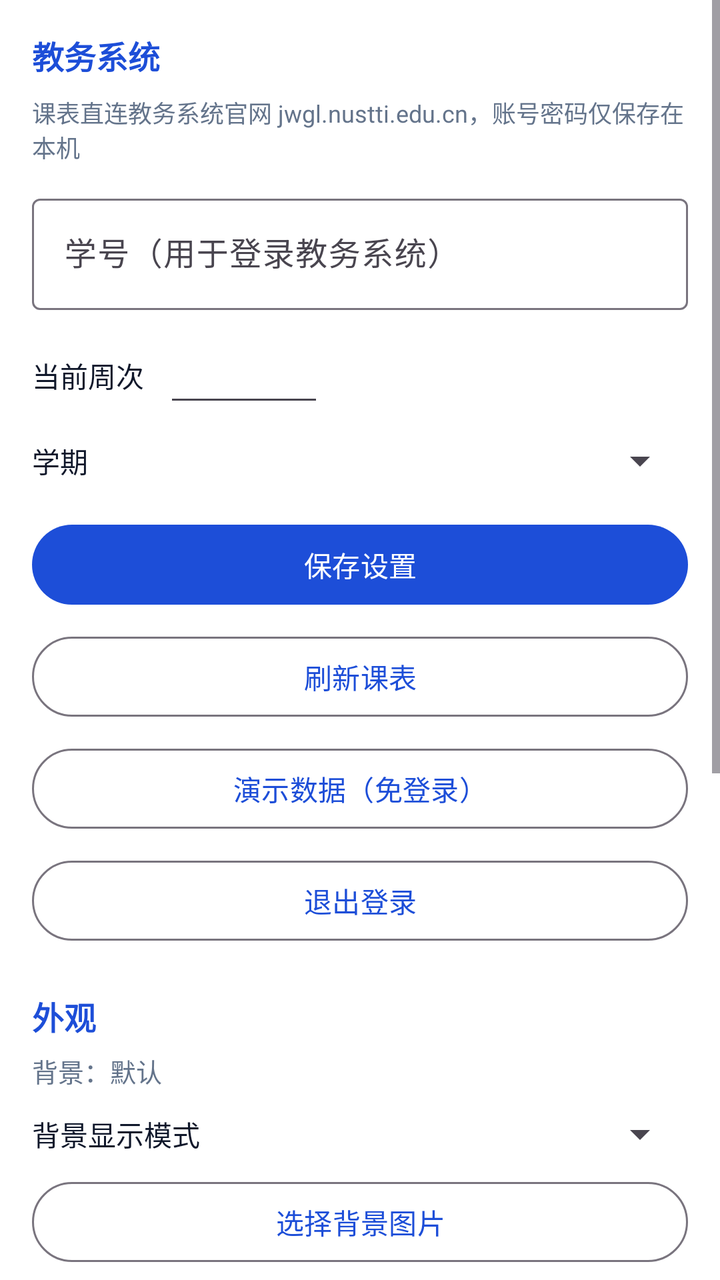
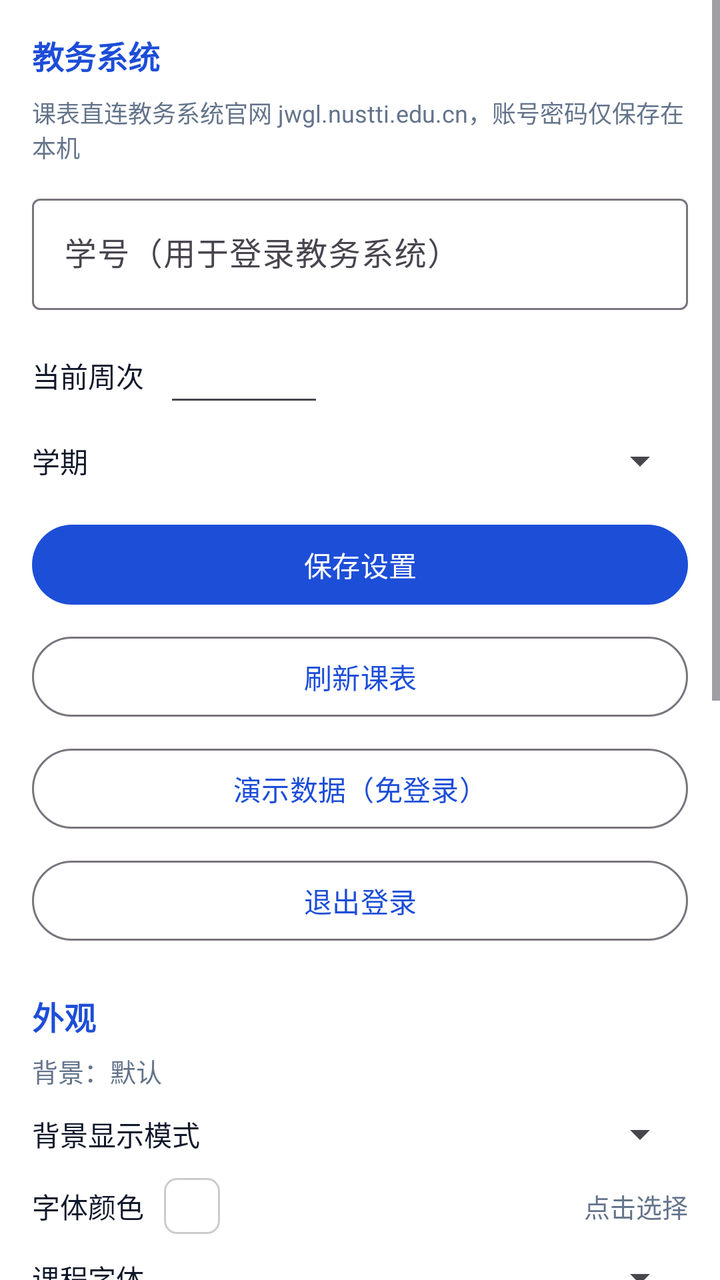

An Android layout rendered at two revisions. The XML below is the earlier revision; the diff shows what the commit changed to produce the second picture.
<!-- AndroidManifest.xml: application theme Theme.NusttiTimetable -->
<!-- res/layout/fragment_settings.xml -->
<?xml version="1.0" encoding="utf-8"?>
<ScrollView xmlns:android="http://schemas.android.com/apk/res/android"
    android:layout_width="match_parent"
    android:layout_height="match_parent"
    android:background="@color/surface">

    <LinearLayout
        android:layout_width="match_parent"
        android:layout_height="wrap_content"
        android:orientation="vertical"
        android:padding="16dp">

        <TextView
            android:layout_width="wrap_content"
            android:layout_height="wrap_content"
            android:text="教务系统"
            android:textColor="@color/brand"
            android:textSize="16sp"
            android:textStyle="bold" />

        <TextView
            android:layout_width="match_parent"
            android:layout_height="wrap_content"
            android:layout_marginTop="8dp"
            android:text="@string/tip_jwgl"
            android:textColor="@color/text_secondary"
            android:textSize="12sp" />

        <com.google.android.material.textfield.TextInputLayout
            android:layout_width="match_parent"
            android:layout_height="wrap_content"
            android:layout_marginTop="12dp"
            android:hint="学号（用于登录教务系统）">

            <com.google.android.material.textfield.TextInputEditText
                android:id="@+id/etStudentId"
                android:layout_width="match_parent"
                android:layout_height="wrap_content"
                android:inputType="text"
                android:singleLine="true" />
        </com.google.android.material.textfield.TextInputLayout>

        <LinearLayout
            android:layout_width="match_parent"
            android:layout_height="wrap_content"
            android:layout_marginTop="12dp"
            android:gravity="center_vertical"
            android:orientation="horizontal">

            <TextView
                android:layout_width="wrap_content"
                android:layout_height="wrap_content"
                android:text="当前周次"
                android:textColor="@color/text_primary"
                android:textSize="14sp" />

            <EditText
                android:id="@+id/etWeek"
                android:layout_width="80dp"
                android:layout_height="wrap_content"
                android:layout_marginStart="10dp"
                android:inputType="number"
                android:singleLine="true" />

            <TextView
                android:id="@+id/tvWeekRange"
                android:layout_width="0dp"
                android:layout_height="wrap_content"
                android:layout_marginStart="10dp"
                android:layout_weight="1"
                android:textColor="@color/text_secondary"
                android:textSize="12sp" />
        </LinearLayout>

        <LinearLayout
            android:layout_width="match_parent"
            android:layout_height="wrap_content"
            android:layout_marginTop="10dp"
            android:gravity="center_vertical"
            android:orientation="horizontal">

            <TextView
                android:layout_width="wrap_content"
                android:layout_height="wrap_content"
                android:text="学期"
                android:textColor="@color/text_primary"
                android:textSize="14sp" />

            <Spinner
                android:id="@+id/spTerm"
                android:layout_width="0dp"
                android:layout_height="wrap_content"
                android:layout_marginStart="10dp"
                android:layout_weight="1" />
        </LinearLayout>

        <Button
            android:id="@+id/btnSave"
            android:layout_width="match_parent"
            android:layout_height="wrap_content"
            android:layout_marginTop="16dp"
            android:text="@string/action_save"
            android:textAllCaps="false" />

        <Button
            android:id="@+id/btnRefresh"
            style="?attr/materialButtonOutlinedStyle"
            android:layout_width="match_parent"
            android:layout_height="wrap_content"
            android:layout_marginTop="8dp"
            android:text="@string/action_refresh"
            android:textAllCaps="false" />

        <Button
            android:id="@+id/btnDemo"
            style="?attr/materialButtonOutlinedStyle"
            android:layout_width="match_parent"
            android:layout_height="wrap_content"
            android:layout_marginTop="8dp"
            android:text="@string/action_demo"
            android:textAllCaps="false" />

        <Button
            android:id="@+id/btnLogout"
            style="?attr/materialButtonOutlinedStyle"
            android:layout_width="match_parent"
            android:layout_height="wrap_content"
            android:layout_marginTop="8dp"
            android:text="@string/action_logout"
            android:textAllCaps="false" />

        <TextView
            android:layout_width="wrap_content"
            android:layout_height="wrap_content"
            android:layout_marginTop="22dp"
            android:text="外观"
            android:textColor="@color/brand"
            android:textSize="16sp"
            android:textStyle="bold" />

        <TextView
            android:id="@+id/tvBgStatus"
            android:layout_width="match_parent"
            android:layout_height="wrap_content"
            android:layout_marginTop="6dp"
            android:text="背景：默认"
            android:textColor="@color/text_secondary"
            android:textSize="13sp" />

        <LinearLayout
            android:layout_width="match_parent"
            android:layout_height="wrap_content"
            android:layout_marginTop="10dp"
            android:gravity="center_vertical"
            android:orientation="horizontal">

            <TextView
                android:layout_width="wrap_content"
                android:layout_height="wrap_content"
                android:text="背景显示模式"
                android:textColor="@color/text_primary"
                android:textSize="14sp" />

            <Spinner
                android:id="@+id/spBgMode"
                android:layout_width="0dp"
                android:layout_height="wrap_content"
                android:layout_marginStart="10dp"
                android:layout_weight="1" />
        </LinearLayout>

        <Button
            android:id="@+id/btnPickBackground"
            style="?attr/materialButtonOutlinedStyle"
            android:layout_width="match_parent"
            android:layout_height="wrap_content"
            android:layout_marginTop="8dp"
            android:text="选择背景图片"
            android:textAllCaps="false" />

        <Button
            android:id="@+id/btnResetBackground"
            style="?attr/materialButtonOutlinedStyle"
            android:layout_width="match_parent"
            android:layout_height="wrap_content"
            android:layout_marginTop="8dp"
            android:text="恢复默认背景"
            android:textAllCaps="false" />

        <LinearLayout
            android:layout_width="match_parent"
            android:layout_height="wrap_content"
            android:layout_marginTop="14dp"
            android:gravity="center_vertical"
            android:orientation="horizontal">

            <TextView
                android:layout_width="wrap_content"
                android:layout_height="wrap_content"
                android:text="课程块透明度"
                android:textColor="@color/text_primary"
                android:textSize="14sp" />

            <TextView
                android:id="@+id/tvBlockAlpha"
                android:layout_width="wrap_content"
                android:layout_height="wrap_content"
                android:layout_marginStart="8dp"
                android:text="85%"
                android:textColor="@color/text_secondary"
                android:textSize="13sp" />

            <View
                android:layout_width="0dp"
                android:layout_height="1dp"
                android:layout_weight="1" />

            <TextView
                android:id="@+id/btnResetBlockAlpha"
                android:layout_width="wrap_content"
                android:layout_height="wrap_content"
                android:clickable="true"
                android:focusable="true"
                android:text="恢复默认"
                android:textColor="@color/brand"
                android:textSize="13sp" />
        </LinearLayout>

        <SeekBar
            android:id="@+id/sbBlockAlpha"
            android:layout_width="match_parent"
            android:layout_height="wrap_content"
            android:layout_marginTop="2dp"
            android:max="100"
            android:progress="85" />

        <TextView
            android:layout_width="match_parent"
            android:layout_height="wrap_content"
            android:text="数值越低，课程块越透明、自定义背景越清晰；建议不低于 60% 以保证课程文字可读。"
            android:textColor="@color/text_secondary"
            android:textSize="12sp" />

        <TextView
            android:layout_width="wrap_content"
            android:layout_height="wrap_content"
            android:layout_marginTop="22dp"
            android:text="关于与更新"
            android:textColor="@color/brand"
            android:textSize="16sp"
            android:textStyle="bold" />

        <TextView
            android:id="@+id/tvVersion"
            android:layout_width="match_parent"
            android:layout_height="wrap_content"
            android:layout_marginTop="6dp"
            android:textColor="@color/text_secondary"
            android:textSize="13sp" />

        <Button
            android:id="@+id/btnCheckUpdate"
            style="?attr/materialButtonOutlinedStyle"
            android:layout_width="match_parent"
            android:layout_height="wrap_content"
            android:layout_marginTop="8dp"
            android:text="检查更新"
            android:textAllCaps="false" />

        <TextView
            android:layout_width="wrap_content"
            android:layout_height="wrap_content"
            android:layout_marginTop="22dp"
            android:text="本地缓存"
            android:textColor="@color/brand"
            android:textSize="16sp"
            android:textStyle="bold" />

        <TextView
            android:id="@+id/tvCacheInfo"
            android:layout_width="match_parent"
            android:layout_height="wrap_content"
            android:layout_marginTop="6dp"
            android:textColor="@color/text_secondary"
            android:textSize="13sp" />

        <TextView
            android:layout_width="wrap_content"
            android:layout_height="wrap_content"
            android:layout_marginTop="22dp"
            android:text="数据来源"
            android:textColor="@color/brand"
            android:textSize="16sp"
            android:textStyle="bold" />

        <TextView
            android:id="@+id/tvApiList"
            android:layout_width="match_parent"
            android:layout_height="wrap_content"
            android:layout_marginTop="6dp"
            android:textColor="@color/text_secondary"
            android:textSize="13sp" />
    </LinearLayout>
</ScrollView>
<!-- resources referenced by this layout -->
<resources>
  <color name="brand">#1D4ED8</color>
  <color name="surface">#FFFFFF</color>
  <color name="text_primary">#0F172A</color>
  <color name="text_secondary">#64748B</color>
  <string name="action_demo">演示数据（免登录）</string>
  <string name="action_logout">退出登录</string>
  <string name="action_refresh">刷新课表</string>
  <string name="action_save">保存设置</string>
  <string name="tip_jwgl">课表直连教务系统官网 jwgl.nustti.edu.cn，账号密码仅保存在本机</string>
  <style name="Theme.NusttiTimetable" parent="Theme.Material3.DayNight.NoActionBar">
          <item name="colorPrimary">@color/brand</item>
          <item name="colorPrimaryDark">@color/brand_dark</item>
          <item name="colorOnPrimary">@color/white</item>
          <item name="android:statusBarColor" tools:targetApi="l">@color/brand_dark</item>
      </style>
  <color name="brand_dark">#0F172A</color>
  <color name="white">#FFFFFFFF</color>
</resources>

<!-- the commit's change to res/layout/fragment_settings.xml (unified diff, before → after) -->
@@ -169,6 +169,100 @@
                 android:layout_weight="1" />
         </LinearLayout>
 
+        <LinearLayout
+            android:id="@+id/rowFontColor"
+            android:layout_width="match_parent"
+            android:layout_height="wrap_content"
+            android:layout_marginTop="10dp"
+            android:clickable="true"
+            android:focusable="true"
+            android:gravity="center_vertical"
+            android:orientation="horizontal">
+
+            <TextView
+                android:layout_width="wrap_content"
+                android:layout_height="wrap_content"
+                android:text="字体颜色"
+                android:textColor="@color/text_primary"
+                android:textSize="14sp" />
+
+            <View
+                android:id="@+id/vFontColorPreview"
+                android:layout_width="28dp"
+                android:layout_height="28dp"
+                android:layout_marginStart="10dp"
+                android:background="@drawable/bg_color_preview" />
+
+            <TextView
+                android:id="@+id/tvFontColorHint"
+                android:layout_width="0dp"
+                android:layout_height="wrap_content"
+                android:layout_marginStart="10dp"
+                android:layout_weight="1"
+                android:gravity="end"
+                android:text="点击选择"
+                android:textColor="@color/text_secondary"
+                android:textSize="13sp" />
+        </LinearLayout>
+
+        <LinearLayout
+            android:layout_width="match_parent"
+            android:layout_height="wrap_content"
+            android:layout_marginTop="10dp"
+            android:gravity="center_vertical"
+            android:orientation="horizontal">
+
+            <TextView
+                android:layout_width="wrap_content"
+                android:layout_height="wrap_content"
+                android:text="课程字体"
+                android:textColor="@color/text_primary"
+                android:textSize="14sp" />
+
+            <Spinner
+                android:id="@+id/spFontFamily"
+                android:layout_width="0dp"
+                android:layout_height="wrap_content"
+                android:layout_marginStart="10dp"
+                android:layout_weight="1" />
+        </LinearLayout>
+
+        <LinearLayout
+            android:id="@+id/rowThemeColor"
+            android:layout_width="match_parent"
+            android:layout_height="wrap_content"
+            android:layout_marginTop="10dp"
+            android:clickable="true"
+            android:focusable="true"
+            android:gravity="center_vertical"
+            android:orientation="horizontal">
+
+            <TextView
+                android:layout_width="wrap_content"
+                android:layout_height="wrap_content"
+                android:text="顶部主题颜色"
+                android:textColor="@color/text_primary"
+                android:textSize="14sp" />
+
+            <View
+                android:id="@+id/vThemeColorPreview"
+                android:layout_width="28dp"
+                android:layout_height="28dp"
+                android:layout_marginStart="10dp"
+                android:background="@drawable/bg_color_preview" />
+
+            <TextView
+                android:id="@+id/tvThemeColorHint"
+                android:layout_width="0dp"
+                android:layout_height="wrap_content"
+                android:layout_marginStart="10dp"
+                android:layout_weight="1"
+                android:gravity="end"
+                android:text="点击选择"
+                android:textColor="@color/text_secondary"
+                android:textSize="13sp" />
+        </LinearLayout>
+
         <Button
             android:id="@+id/btnPickBackground"
             style="?attr/materialButtonOutlinedStyle"
<!-- resource entries referenced after the edit -->
@@ -4,6 +4,13 @@
   <color name="surface">#FFFFFF</color>
   <color name="text_primary">#0F172A</color>
   <color name="text_secondary">#64748B</color>
+  <!-- drawable bg_color_preview (drawable) -->
+  <?xml version="1.0" encoding="utf-8"?>
+  <shape xmlns:android="http://schemas.android.com/apk/res/android">
+      <corners android:radius="6dp" />
+      <solid android:color="#FFFFFFFF" />
+      <stroke android:width="1dp" android:color="#CCCCCC" />
+  </shape>
   <string name="action_demo">演示数据（免登录）</string>
   <string name="action_logout">退出登录</string>
   <string name="action_refresh">刷新课表</string>
